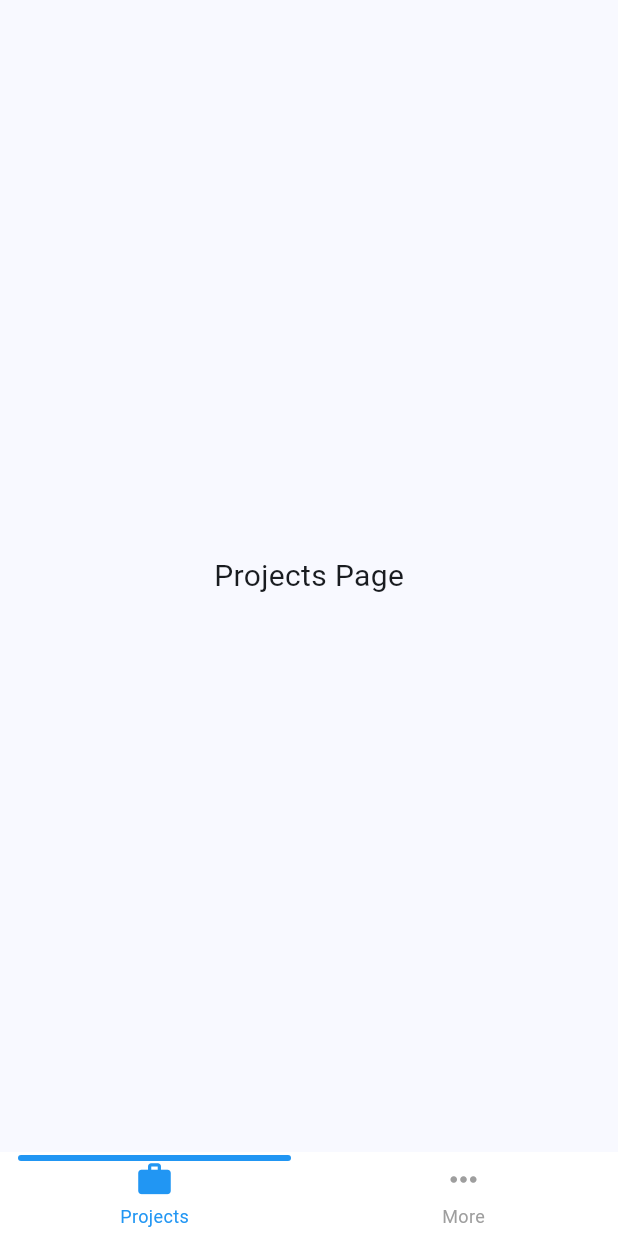
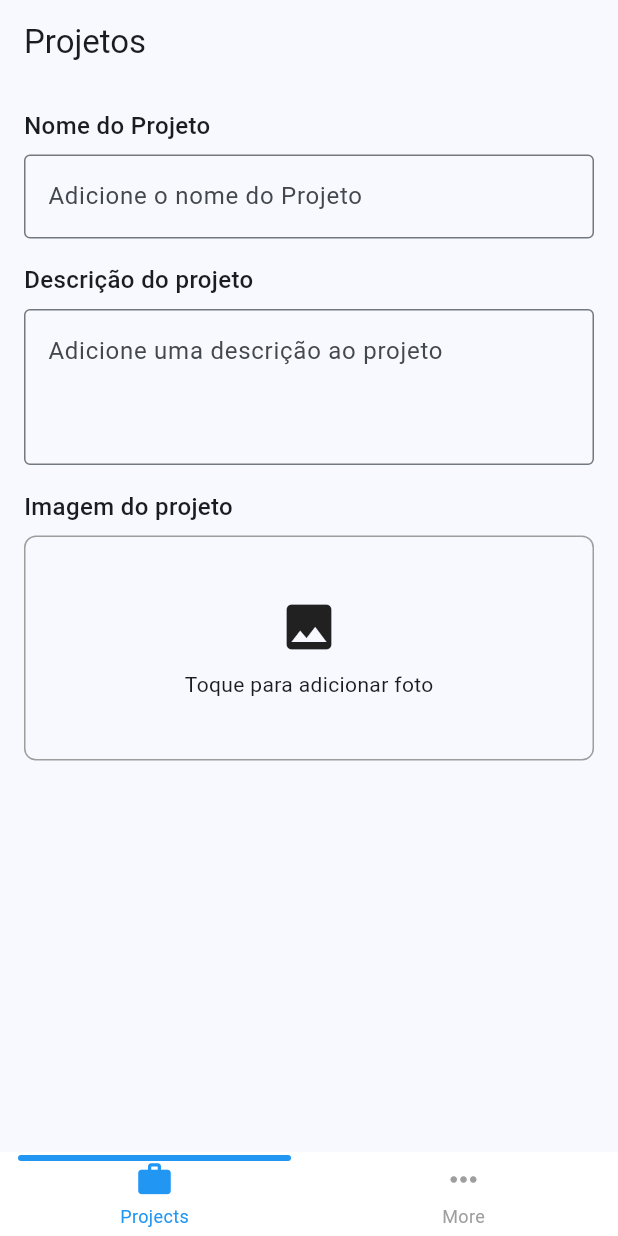
Before and after one commit to devjuanjso/rh_residencia, a Flutter app: the screen it shows after launch, on a phone screen of 412 x 824 dp. Run offline on Flutter 3.47's test engine with Material 3 defaults, Android fonts, the phone set to English and light mode, and no system bars; drawn by our look-alikes of persistent_bottom_nav_bar; our stand-ins replace image_picker.

Commit message:
primeiros passos criando telas de cadastros de projetos no app e adicionando biblioteca para imagens

```diff
--- a/rh-mobile/rh_app/lib/features/projects/view/projects_page.dart
+++ b/rh-mobile/rh_app/lib/features/projects/view/projects_page.dart
@@ -1,16 +1,38 @@
+import 'dart:io';
+
 import 'package:flutter/material.dart';
+import 'package:image_picker/image_picker.dart';
 
-class ProjectsPage extends StatelessWidget {
-  ProjectsPage({super.key});
+class ProjectsPage extends StatefulWidget {
+  const ProjectsPage({super.key});
 
+  @override
+  State<ProjectsPage> createState() => _ProjectsPageState();
+}
+
+class _ProjectsPageState extends State<ProjectsPage> {
   final TextEditingController projectNameController =
       TextEditingController();
+
+  File? _image;
+  final ImagePicker _picker = ImagePicker();
+
+  Future<void> _pickImage() async {
+    final XFile? pickedImage =
+        await _picker.pickImage(source: ImageSource.gallery);
+
+    if (pickedImage != null) {
+      setState(() {
+        _image = File(pickedImage.path);
+      });
+    }
+  }
 
   @override
   Widget build(BuildContext context) {
     return Scaffold(
       appBar: AppBar(
-        title: const Text('Projects'),
+        title: const Text('Projetos'),
       ),
       body: Padding(
         padding: const EdgeInsets.all(16),
@@ -18,18 +40,68 @@ class ProjectsPage extends StatelessWidget {
           crossAxisAlignment: CrossAxisAlignment.start,
           children: [
             const Text(
-              'Project name',
-              style: TextStyle(
-                fontSize: 16,
-                fontWeight: FontWeight.w500,
-              ),
+              'Nome do Projeto',
+              style: TextStyle(fontSize: 16, fontWeight: FontWeight.w500,),
             ),
             const SizedBox(height: 8),
             TextField(
               controller: projectNameController,
               decoration: const InputDecoration(
-                hintText: 'Enter project name',
+                hintText: 'Adicione o nome do Projeto',
                 border: OutlineInputBorder(),
+              ),
+            ),
+
+            const SizedBox(height: 16), //espaço
+
+            const Text(
+              'Descrição do projeto',
+              style: TextStyle(fontSize: 16, fontWeight: FontWeight.w500),
+            ),
+            const SizedBox(height: 8),
+            const TextField(
+              maxLines: 3,
+              decoration: InputDecoration(
+                hintText: 'Adicione uma descrição ao projeto',
+                border: OutlineInputBorder(),
+              ),
+            ),
+
+            const SizedBox(height: 16), //espaço
+
+            const Text(
+              'Imagem do projeto',
+              style: TextStyle(fontSize: 16, fontWeight: FontWeight.w500),
+            ),
+            const SizedBox(height: 8),
+
+            GestureDetector(
+              onTap: _pickImage,
+              child: Container(
+                height: 150,
+                width: double.infinity,
+                decoration: BoxDecoration(
+                  border: Border.all(color: Colors.grey),
+                  borderRadius: BorderRadius.circular(8),
+                ),
+                child: _image == null
+                    ? const Center(
+                        child: Column(
+                          mainAxisAlignment: MainAxisAlignment.center,
+                          children: [
+                            Icon(Icons.image, size: 40),
+                            SizedBox(height: 8),
+                            Text("Toque para adicionar foto"),
+                          ],
+                        ),
+                      )
+                    : ClipRRect(
+                        borderRadius: BorderRadius.circular(8),
+                        child: Image.file(
+                          _image!,
+                          fit: BoxFit.cover,
+                        ),
+                      ),
               ),
             ),
           ],
--- a/rh-mobile/rh_app/lib/main.dart
+++ b/rh-mobile/rh_app/lib/main.dart
@@ -1,6 +1,7 @@
 import 'package:flutter/material.dart';
 import 'package:persistent_bottom_nav_bar/persistent_bottom_nav_bar.dart';
 import 'package:rh_app/features/position/view/position_page.dart';
+import 'package:rh_app/features/projects/view/projects_page.dart';
 
 void main() {
   runApp(const RHApp());
@@ -35,9 +36,9 @@ class _HomePageState extends State<HomePage> {
       PersistentTabController(initialIndex: 0);
 
   List<Widget> _buildScreens() {
-    return const [
+    return [
       ProjectsPage(),
-      PlaceholderPage(),
+      const PlaceholderPage(),
     ];
   }
 
@@ -70,19 +71,3 @@ class _HomePageState extends State<HomePage> {
     );
   }
 }
-
-class ProjectsPage extends StatelessWidget {
-  const ProjectsPage({super.key});
-
-  @override
-  Widget build(BuildContext context) {
-    return const Scaffold(
-      body: Center(
-        child: Text(
-          'Projects Page',
-          style: TextStyle(fontSize: 20),
-        ),
-      ),
-    );
-  }
-}
--- a/rh-mobile/rh_app/pubspec.yaml
+++ b/rh-mobile/rh_app/pubspec.yaml
@@ -38,7 +38,7 @@ dependencies:
   persistent_bottom_nav_bar: ^6.2.1
   marquee: ^2.3.0
   shared_preferences: ^2.2.2
-
+  image_picker: ^1.2.1
   # The following adds the Cupertino Icons font to your application.
   # Use with the CupertinoIcons class for iOS style icons.
 
```
